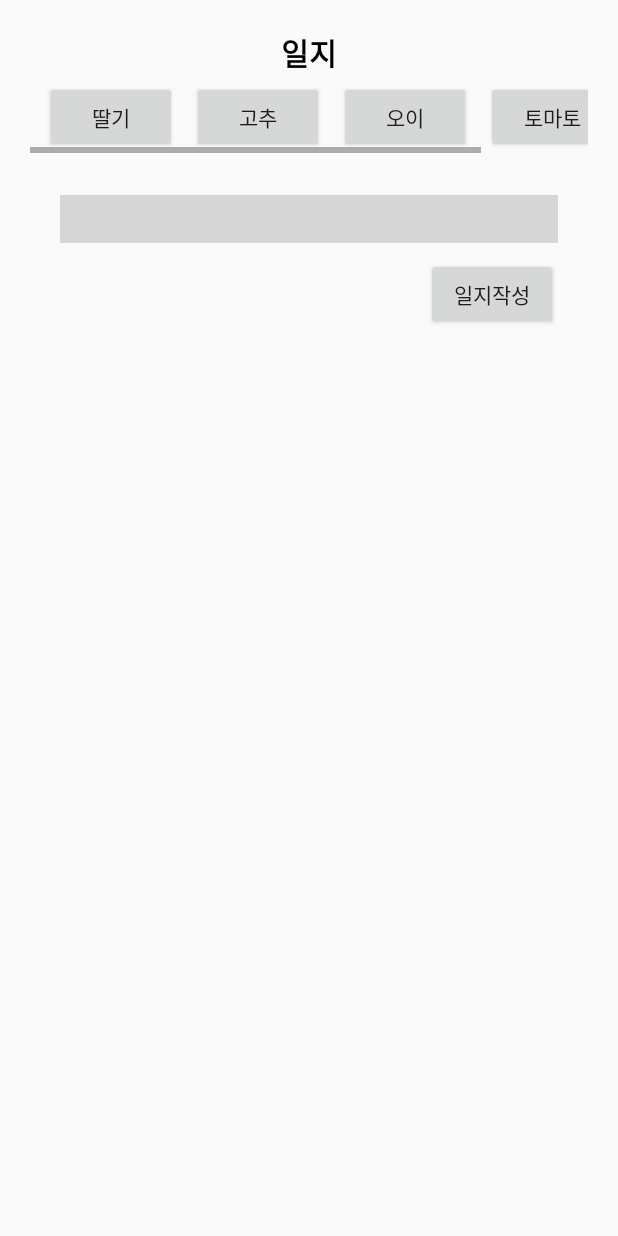
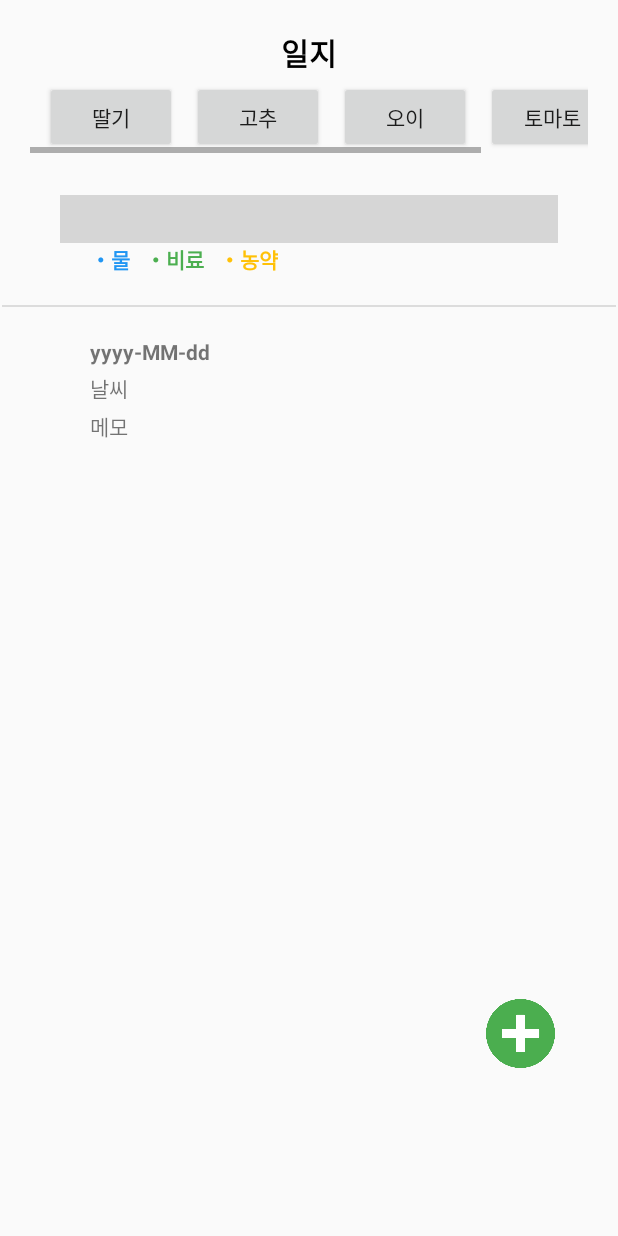
Before and after one commit to farm-mate/farmmate-front, an Android app: the layout fragment_diary.xml on its own in the app's theme, with its tools: preview values and no code run, on a phone screen of 412 x 824 dp. Run offline under Robolectric (Android 15) with nearby library versions, the phone set to English and light mode, and no system bars; plain views replace MaterialCalendarView; grey boxes are pictures that could not be loaded.

Commit message:
feat/#47-plant-diary-addbutton

```diff
--- a/app/src/main/res/layout/fragment_diary.xml
+++ b/app/src/main/res/layout/fragment_diary.xml
@@ -4,6 +4,7 @@
     xmlns:tools="http://schemas.android.com/tools"
     android:layout_width="match_parent"
     android:layout_height="match_parent"
+    android:background="#02FFFFFF"
     tools:context=".DiaryFragment">
 
     <ScrollView
@@ -103,60 +104,111 @@
                 android:id="@+id/diary_fragment_cal"
                 android:layout_width="match_parent"
                 android:layout_height="wrap_content"
+                android:layout_marginStart="40dp"
+                android:layout_marginTop="24dp"
+                android:layout_marginEnd="40dp"
                 android:layout_weight="1"
-                android:layout_marginTop="24dp"
-                android:layout_marginStart="40dp"
-                android:layout_marginEnd="40dp"
-                app:mcv_selectionColor="#81c147"
-                app:mcv_showOtherDates="all"
                 app:layout_constraintEnd_toEndOf="parent"
                 app:layout_constraintStart_toStartOf="parent"
-                app:layout_constraintTop_toBottomOf="@+id/diary_fragment_hsv"/>
+                app:layout_constraintTop_toBottomOf="@+id/diary_fragment_hsv"
+                app:mcv_selectionColor="#81c147"
+                app:mcv_showOtherDates="all" />
 
-            <!--버튼 있는 레이아웃, 수정필요-->
             <androidx.constraintlayout.widget.ConstraintLayout
-                android:id="@+id/diary_regist_btn_cl"
+                android:id="@+id/diary_dotname_cl"
                 android:layout_width="wrap_content"
                 android:layout_height="wrap_content"
-                android:layout_marginTop="10dp"
-                app:layout_constraintEnd_toEndOf="@id/diary_fragment_cal"
+                app:layout_constraintStart_toStartOf="@id/diary_fragment_cal"
                 app:layout_constraintTop_toBottomOf="@id/diary_fragment_cal">
 
-                <Button
-                    android:id="@+id/diary_regitst_btn"
+                <TextView
+                    android:id="@+id/diary_dotcolor_tv_water"
                     android:layout_width="wrap_content"
                     android:layout_height="wrap_content"
-                    android:text="일지작성"
-                    app:layout_constraintBottom_toBottomOf="parent"
-                    app:layout_constraintEnd_toEndOf="parent"
-                    app:layout_constraintStart_toStartOf="parent"
-                    app:layout_constraintTop_toTopOf="parent" />
+                    android:text="・물"
+                    android:textColor="#2196F3"
+                    android:layout_marginLeft="20dp"
+                    android:textStyle="bold"
+                    app:layout_constraintTop_toTopOf="parent"
+                    app:layout_constraintStart_toStartOf="parent"/>
+
+                <TextView
+                    android:id="@+id/diary_dotcolor_tv_fert"
+                    android:layout_width="wrap_content"
+                    android:layout_height="wrap_content"
+                    android:text="・비료"
+                    android:textColor="#4CAF50"
+                    android:layout_marginLeft="10dp"
+                    android:textStyle="bold"
+                    app:layout_constraintTop_toTopOf="parent"
+                    app:layout_constraintStart_toEndOf="@+id/diary_dotcolor_tv_water"/>
+
+
+                <TextView
+                    android:id="@+id/diary_dotcolor_tv_pes"
+                    android:layout_width="wrap_content"
+                    android:layout_height="wrap_content"
+                    android:text="・농약"
+                    android:textColor="#FFC107"
+                    android:layout_marginLeft="10dp"
+                    android:textStyle="bold"
+                    app:layout_constraintTop_toTopOf="parent"
+                    app:layout_constraintStart_toEndOf="@+id/diary_dotcolor_tv_fert"/>
+
             </androidx.constraintlayout.widget.ConstraintLayout>
+
+            <View
+                android:id="@+id/divider2"
+                android:layout_width="409dp"
+                android:layout_height="1dp"
+                android:background="?android:attr/listDivider"
+                tools:layout_editor_absoluteX="1dp"
+                tools:layout_editor_absoluteY="539dp"
+                android:layout_marginTop="20dp"
+                app:layout_constraintTop_toBottomOf="@+id/diary_dotname_cl"
+                app:layout_constraintStart_toStartOf="parent"
+                app:layout_constraintEnd_toEndOf="parent"/>
 
             <!--내용요약 레이아웃, 수정필요-->
             <androidx.constraintlayout.widget.ConstraintLayout
                 android:layout_width="match_parent"
                 android:layout_height="wrap_content"
-                android:layout_marginStart="50dp"
-                android:layout_marginTop="10dp"
+                android:layout_marginStart="60dp"
+                android:layout_marginTop="20dp"
                 android:layout_marginEnd="50dp"
                 android:layout_marginBottom="100dp"
-                app:layout_constraintEnd_toEndOf="@+id/diary_regist_btn_cl"
+                app:layout_constraintEnd_toEndOf="@+id/diary_dotname_cl"
                 app:layout_constraintStart_toStartOf="@id/diary_fragment_cal"
-                app:layout_constraintTop_toBottomOf="@id/diary_regist_btn_cl">
+                app:layout_constraintTop_toBottomOf="@id/divider2">
+
+                <TextView
+                    android:id="@+id/diary_content_date"
+                    android:layout_width="wrap_content"
+                    android:layout_height="wrap_content"
+                    android:text="yyyy-MM-dd"
+                    android:textStyle="bold"
+                    app:layout_constraintTop_toTopOf="parent"
+                    app:layout_constraintStart_toStartOf="parent"/>
+
+                <TextView
+                    android:id="@+id/diary_content_weather"
+                    android:layout_width="wrap_content"
+                    android:layout_height="wrap_content"
+                    android:text="날씨"
+                    android:layout_marginTop="4dp"
+                    app:layout_constraintTop_toBottomOf="@+id/diary_content_date"
+                    app:layout_constraintStart_toStartOf="parent"/>
 
 
-                <ListView
-                    android:id="@+id/diary_todo_list_view"
+                <TextView
+                    android:id="@+id/diary_content_memo"
                     android:layout_width="wrap_content"
                     android:layout_height="wrap_content"
-                    android:layout_marginStart="50dp"
-                    android:layout_marginEnd="50dp"
-                    android:layout_marginBottom="100dp"
-                    app:layout_constraintBottom_toBottomOf="parent"
-                    app:layout_constraintEnd_toEndOf="parent"
-                    app:layout_constraintStart_toStartOf="parent"
-                    app:layout_constraintTop_toTopOf="parent" />
+                    android:text="메모"
+                    android:layout_marginTop="4dp"
+                    app:layout_constraintTop_toBottomOf="@+id/diary_content_weather"
+                    app:layout_constraintStart_toStartOf="parent"/>
+
 
             </androidx.constraintlayout.widget.ConstraintLayout>
 
@@ -164,4 +216,15 @@
 
     </ScrollView>
 
+    <ImageButton
+        android:id="@+id/diary_regitst_btn"
+        android:layout_width="70dp"
+        android:layout_height="70dp"
+        android:layout_gravity="bottom|end"
+        android:layout_marginEnd="30dp"
+        android:layout_marginBottom="100dp"
+        android:backgroundTint="#00FFFFFF"
+        android:scaleType="fitCenter"
+        android:src="@drawable/plus"/>
+
 </FrameLayout>
--- a/app/src/main/res/layout/fragment_plant.xml
+++ b/app/src/main/res/layout/fragment_plant.xml
@@ -57,17 +57,18 @@
             app:layout_constraintStart_toStartOf="parent"
             app:layout_constraintTop_toBottomOf="@+id/plant_list_btn_edit" />
 
-        <Button
-            android:id="@+id/plant_add_btn"
-            android:layout_width="150dp"
-            android:layout_height="50dp"
-            android:layout_marginBottom="80dp"
-            android:text="식물 추가하기"
-            app:layout_constraintBottom_toBottomOf="parent"
-            app:layout_constraintEnd_toEndOf="parent"
-            app:layout_constraintStart_toStartOf="parent" />
-
     </androidx.constraintlayout.widget.ConstraintLayout>
 
 
+    <ImageButton
+        android:id="@+id/plant_add_btn"
+        android:layout_width="70dp"
+        android:layout_height="70dp"
+        android:layout_gravity="bottom|end"
+        android:layout_marginEnd="30dp"
+        android:layout_marginBottom="100dp"
+        android:backgroundTint="#00FFFFFF"
+        android:scaleType="fitCenter"
+        android:src="@drawable/plus"/>
+
 </FrameLayout>
```
Also changed, not shown: app/src/main/res/drawable/plus.png (added).
